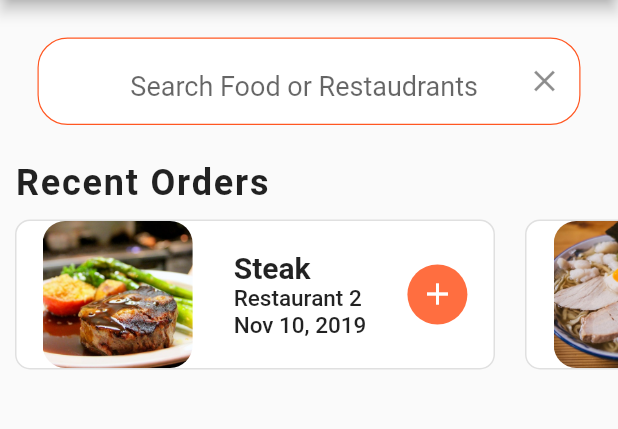
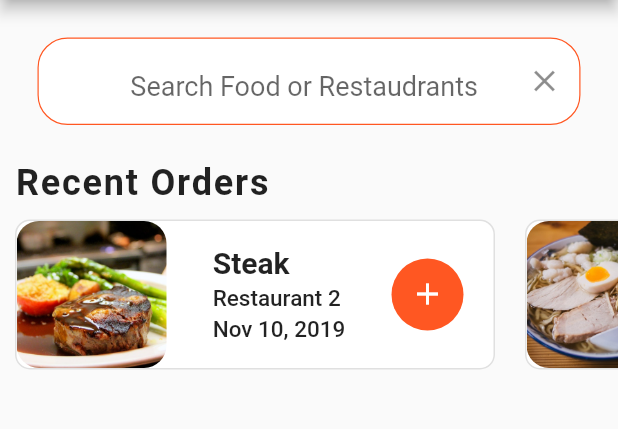
Before and after one commit to swaraj961/FoodDeliveryApp, a Flutter app: the screen it shows after launch, on a phone screen of 412 x 824 dp, the part 84-513 px from its top. Run offline on Flutter 3.47's test engine with Material 2 defaults, Android fonts, the phone set to English and light mode, and no system bars.

Commit message:
padding fix of Recent order

```diff
--- a/lib/widgets/recent_orders.dart
+++ b/lib/widgets/recent_orders.dart
@@ -15,7 +15,11 @@ class RecentOrders extends StatelessWidget {
           ),
         ),
         child: Row(
-          mainAxisAlignment: MainAxisAlignment.spaceEvenly,
+          //main
+          mainAxisAlignment: MainAxisAlignment.spaceBetween,
+          children: <Widget>[
+            Row(
+              mainAxisAlignment: MainAxisAlignment.spaceBetween,
               children: <Widget>[
                 ClipRRect(
                   //rounded image corners
@@ -27,8 +31,10 @@ class RecentOrders extends StatelessWidget {
                     fit: BoxFit.cover,
                   ),
                 ),
+              ],
+            ),
             Container(
-              //wrapped with it not padding due to button and lot letting it to touch the button
+              //wrapped with it not padding due to button and lot letting  text to touch the button
               margin: EdgeInsets.all(10),
               child: Column(
                 //for texts
@@ -43,10 +49,16 @@ class RecentOrders extends StatelessWidget {
                     ),
                     overflow: TextOverflow.ellipsis, //long nameinto dot dot
                   ),
+                  SizedBox(
+                    height: 3,
+                  ),
                   Text(
                     order.restaurant.name,
                     style: TextStyle(fontWeight: FontWeight.w500, fontSize: 15),
                     overflow: TextOverflow.ellipsis,
+                  ),
+                  SizedBox(
+                    height: 3,
                   ),
                   Text(
                     order.date,
@@ -56,15 +68,20 @@ class RecentOrders extends StatelessWidget {
                 ],
               ),
             ),
-            CircleAvatar(
+            Container(
+              width: 48,
+              margin: EdgeInsets.only(right: 20),
+              decoration: BoxDecoration(
+                color: Theme.of(context).primaryColor,
+                borderRadius: BorderRadius.circular(30),
+              ),
               child: IconButton(
                   icon: Icon(
                     Icons.add,
                     color: Colors.white,
                   ),
                   onPressed: null),
-              backgroundColor: Colors.deepOrangeAccent,
-            ), // to take entire 100*100
+            ),
           ],
         ),
       );
```
Lines whose indentation alone changed are shown as unchanged.
